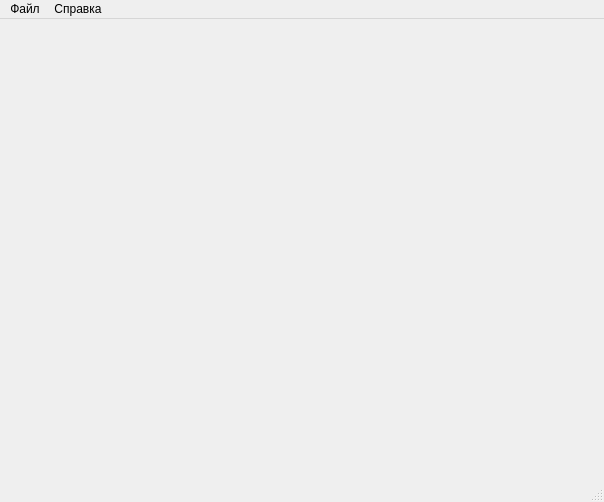
Before: the Qt Designer form mainwindow.ui in chinchy/minesweepergame, drawn with Qt 5.
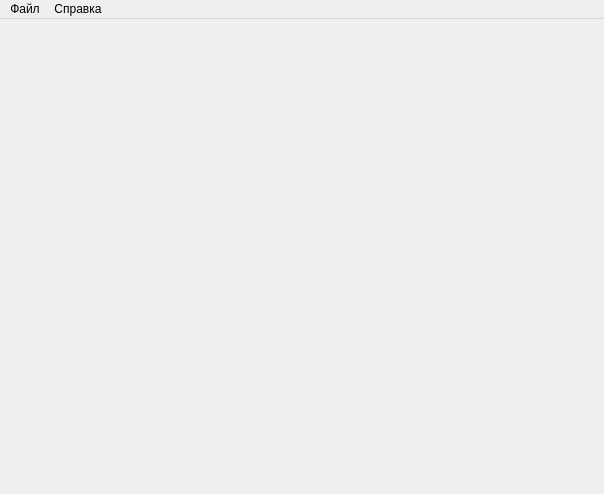
After: the same form once the commit is applied.

Commit message: Generate field was added. Method RenderField was moved to class MainWindow

Diff of the .ui file:
```diff
--- a/mainwindow.ui
+++ b/mainwindow.ui
@@ -7,7 +7,7 @@
     <x>0</x>
     <y>0</y>
     <width>604</width>
-    <height>502</height>
+    <height>494</height>
    </rect>
   </property>
   <property name="minimumSize">
@@ -52,7 +52,6 @@
    <addaction name="menu"/>
    <addaction name="aboutMenu"/>
   </widget>
-  <widget class="QStatusBar" name="statusbar"/>
   <action name="newgame_item">
    <property name="text">
     <string>Новая игра</string>
```
The commit also changes 7 other files.
